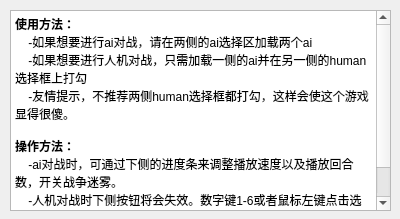
EESAST/teamstyle16, file src/deep_blue/helpdlg.ui: the form before one commit.
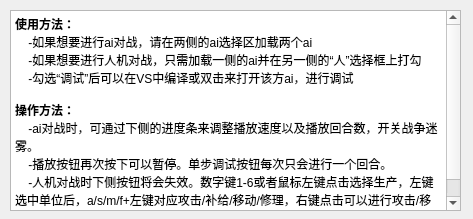
The form after the commit.

What changed in the file:
```diff
--- a/src/deep_blue/helpdlg.ui
+++ b/src/deep_blue/helpdlg.ui
@@ -6,7 +6,7 @@
    <rect>
     <x>0</x>
     <y>0</y>
-    <width>400</width>
+    <width>473</width>
     <height>219</height>
    </rect>
   </property>
@@ -18,7 +18,7 @@
     <rect>
      <x>10</x>
      <y>10</y>
-     <width>381</width>
+     <width>451</width>
      <height>201</height>
     </rect>
    </property>
@@ -29,11 +29,12 @@
 &lt;/style&gt;&lt;/head&gt;&lt;body style=&quot; font-family:'SimSun'; font-size:9pt; font-weight:400; font-style:normal;&quot;&gt;
 &lt;p style=&quot; margin-top:0px; margin-bottom:0px; margin-left:0px; margin-right:0px; -qt-block-indent:0; text-indent:0px;&quot;&gt;&lt;span style=&quot; font-weight:600;&quot;&gt;使用方法：&lt;/span&gt;&lt;/p&gt;
 &lt;p style=&quot; margin-top:0px; margin-bottom:0px; margin-left:0px; margin-right:0px; -qt-block-indent:0; text-indent:0px;&quot;&gt;    -如果想要进行ai对战，请在两侧的ai选择区加载两个ai&lt;/p&gt;
-&lt;p style=&quot; margin-top:0px; margin-bottom:0px; margin-left:0px; margin-right:0px; -qt-block-indent:0; text-indent:0px;&quot;&gt;    -如果想要进行人机对战，只需加载一侧的ai并在另一侧的human选择框上打勾&lt;/p&gt;
-&lt;p style=&quot; margin-top:0px; margin-bottom:0px; margin-left:0px; margin-right:0px; -qt-block-indent:0; text-indent:0px;&quot;&gt;    -友情提示，不推荐两侧human选择框都打勾，这样会使这个游戏显得很傻。&lt;/p&gt;
+&lt;p style=&quot; margin-top:0px; margin-bottom:0px; margin-left:0px; margin-right:0px; -qt-block-indent:0; text-indent:0px;&quot;&gt;    -如果想要进行人机对战，只需加载一侧的ai并在另一侧的“人”选择框上打勾&lt;/p&gt;
+&lt;p style=&quot; margin-top:0px; margin-bottom:0px; margin-left:0px; margin-right:0px; -qt-block-indent:0; text-indent:0px;&quot;&gt;    -勾选“调试”后可以在VS中编译或双击来打开该方ai，进行调试&lt;/p&gt;
 &lt;p style=&quot;-qt-paragraph-type:empty; margin-top:0px; margin-bottom:0px; margin-left:0px; margin-right:0px; -qt-block-indent:0; text-indent:0px;&quot;&gt;&lt;br /&gt;&lt;/p&gt;
 &lt;p style=&quot; margin-top:0px; margin-bottom:0px; margin-left:0px; margin-right:0px; -qt-block-indent:0; text-indent:0px;&quot;&gt;&lt;span style=&quot; font-weight:600;&quot;&gt;操作方法：&lt;/span&gt;&lt;/p&gt;
 &lt;p style=&quot; margin-top:0px; margin-bottom:0px; margin-left:0px; margin-right:0px; -qt-block-indent:0; text-indent:0px;&quot;&gt;    -ai对战时，可通过下侧的进度条来调整播放速度以及播放回合数，开关战争迷雾。&lt;/p&gt;
+&lt;p style=&quot; margin-top:0px; margin-bottom:0px; margin-left:0px; margin-right:0px; -qt-block-indent:0; text-indent:0px;&quot;&gt;    -播放按钮再次按下可以暂停。单步调试按钮每次只会进行一个回合。&lt;/p&gt;
 &lt;p style=&quot; margin-top:0px; margin-bottom:0px; margin-left:0px; margin-right:0px; -qt-block-indent:0; text-indent:0px;&quot;&gt;    -人机对战时下侧按钮将会失效。数字键1-6或者鼠标左键点击选择生产，左键选中单位后，a/s/m/f+左键对应攻击/补给/移动/修理，右键点击可以进行攻击/移动。&lt;/p&gt;&lt;/body&gt;&lt;/html&gt;</string>
    </property>
   </widget>
```
